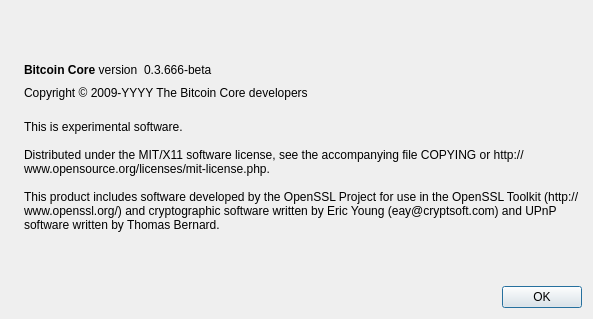
Old version of the form src/qt/forms/aboutdialog.ui in the repository Milanisius/cornellieis.
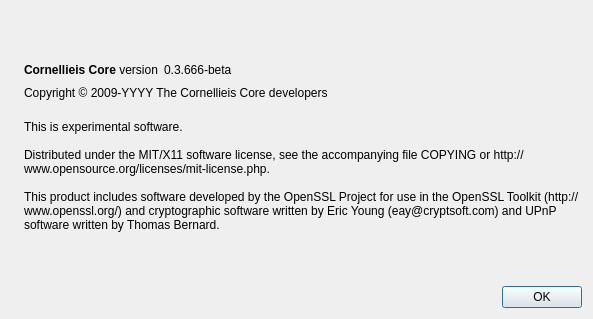
New version of the form. Icons and pictures are not drawn.

Commit message: First set of changes to cornellieis

The edit to the form file:
```diff
--- a/src/qt/forms/aboutdialog.ui
+++ b/src/qt/forms/aboutdialog.ui
@@ -50,7 +50,7 @@
           <cursorShape>IBeamCursor</cursorShape>
          </property>
          <property name="text">
-          <string>&lt;b&gt;Bitcoin Core&lt;/b&gt; version</string>
+          <string>&lt;b&gt;Cornellieis Core&lt;/b&gt; version</string>
          </property>
          <property name="textInteractionFlags">
           <set>Qt::LinksAccessibleByMouse|Qt::TextSelectableByKeyboard|Qt::TextSelectableByMouse</set>
@@ -91,7 +91,7 @@
         <cursorShape>IBeamCursor</cursorShape>
        </property>
        <property name="text">
-        <string notr="true">Copyright &amp;copy; 2009-YYYY The Bitcoin Core developers</string>
+        <string notr="true">Copyright &amp;copy; 2009-YYYY The Cornellieis Core developers</string>
        </property>
        <property name="textFormat">
         <enum>Qt::RichText</enum>
```
Left out of the diff: 6 changed lines with no effect on the pictures. The commit also changes 587 other files.
